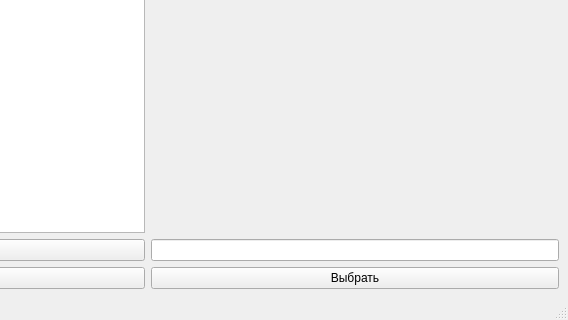
First picture: the form in story_window.ui, repository What-is-love-bdnhm/my_project, before the edit; both pictures show x 273 to 841 and y 215 to 535 of the 841 by 535 pixel window.
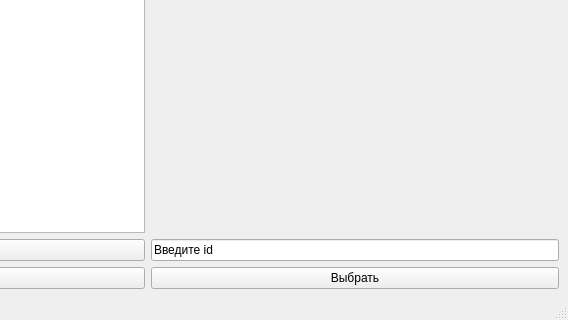
Second picture: the form after the edit.

```diff
--- a/story_window.ui
+++ b/story_window.ui
@@ -30,7 +30,7 @@
       <item row="4" column="1">
        <widget class="QLineEdit" name="id">
         <property name="text">
-         <string/>
+         <string>Введите id</string>
         </property>
        </widget>
       </item>
```
